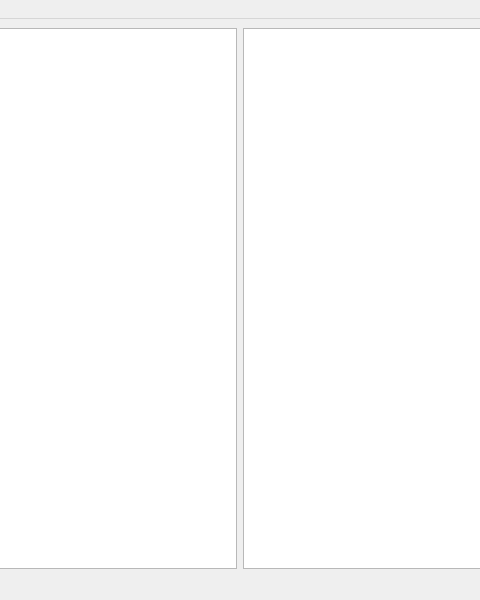
This is libraries/qxrdlib/qxrdinfowindow.ui in guyjennings/qxrd as Qt 5 draws it before an edit; both pictures show x 160 to 640 and y 0 to 600 of the 800 by 600 pixel window. The edited form follows.
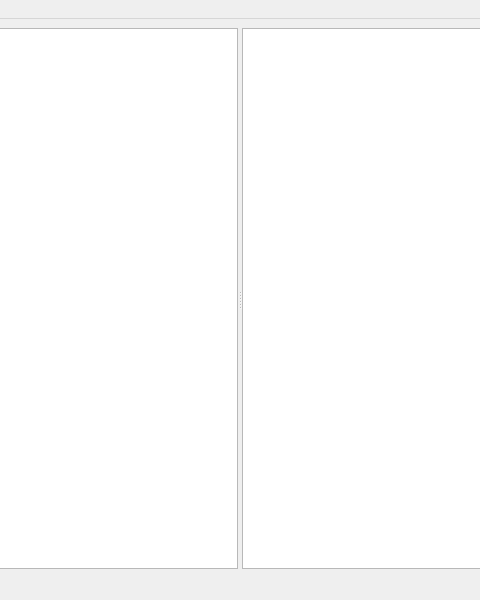
This is the edited form.

Commit message: Fix problems with message printing, use resizable splitter in info window

```diff
--- a/libraries/qxrdlib/qxrdinfowindow.ui
+++ b/libraries/qxrdlib/qxrdinfowindow.ui
@@ -16,9 +16,11 @@
   <widget class="QWidget" name="m_GridView">
    <layout class="QGridLayout" name="gridLayout">
     <item row="0" column="0">
+     <widget class="QSplitter" name="m_Splitter">
+      <property name="orientation">
+       <enum>Qt::Horizontal</enum>
+      </property>
      <widget class="QTreeView" name="m_ObjectView"/>
-    </item>
-    <item row="0" column="1">
      <widget class="QTreeView" name="m_PropertiesView">
       <property name="sizePolicy">
        <sizepolicy hsizetype="Expanding" vsizetype="Expanding">
@@ -27,6 +29,7 @@
        </sizepolicy>
       </property>
      </widget>
+     </widget>
     </item>
    </layout>
   </widget>
```
Left out of the diff: 2 changed lines with no effect on the pictures. Lines whose indentation alone changed are shown as unchanged. The commit also changes 7 other files.
